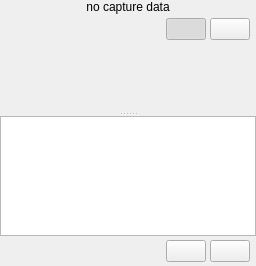
Qt form front/qt/col_4.ui (Alexey-Nikolaevic-B/2042_sensor_testing) before a commit.
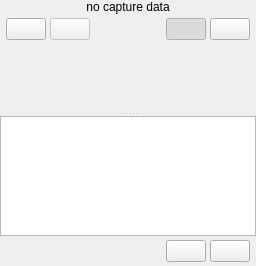
The same form after that commit.

The edit to the form file:
```diff
--- a/front/qt/col_4.ui
+++ b/front/qt/col_4.ui
@@ -30,6 +30,28 @@
       <property name="topMargin"><number>4</number></property>
       <property name="rightMargin"><number>6</number></property>
       <property name="bottomMargin"><number>4</number></property>
+      <item>
+       <widget class="QPushButton" name="btn_lock">
+        <property name="text"><string></string></property>
+        <property name="toolTip"><string>Step mode: pause after each capture</string></property>
+        <property name="checkable"><bool>true</bool></property>
+        <property name="minimumWidth"><number>32</number></property>
+        <property name="maximumWidth"><number>32</number></property>
+        <property name="minimumHeight"><number>32</number></property>
+        <property name="maximumHeight"><number>32</number></property>
+       </widget>
+      </item>
+      <item>
+       <widget class="QPushButton" name="btn_step">
+        <property name="text"><string></string></property>
+        <property name="toolTip"><string>Advance one step</string></property>
+        <property name="enabled"><bool>false</bool></property>
+        <property name="minimumWidth"><number>32</number></property>
+        <property name="maximumWidth"><number>32</number></property>
+        <property name="minimumHeight"><number>32</number></property>
+        <property name="maximumHeight"><number>32</number></property>
+       </widget>
+      </item>
       <item>
        <spacer>
         <property name="orientation"><enum>Qt::Horizontal</enum></property>
```
